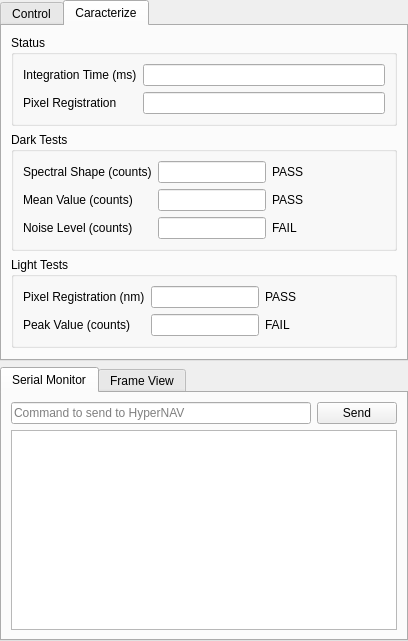
This is inlinino/resources/widget_hypernavcal.ui in OceanOptics/Inlinino as Qt 5 draws it before an edit. The edited form follows.
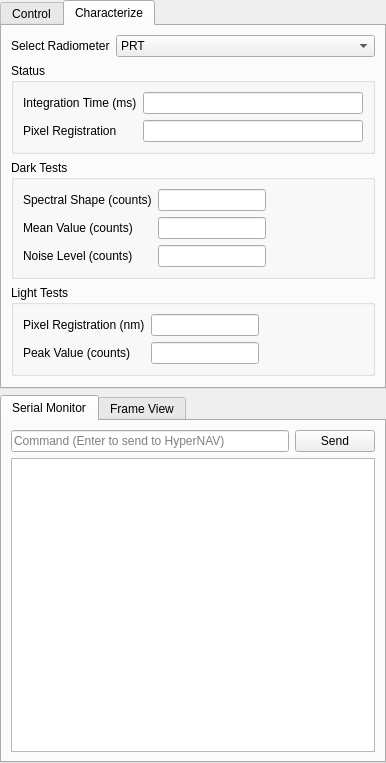
This is the edited form. The open tabs and pages were chosen to show the change.

Commit message: Added support for HyperNav characterization plugin

Patch:
```diff
--- a/inlinino/resources/widget_hypernavcal.ui
+++ b/inlinino/resources/widget_hypernavcal.ui
@@ -6,8 +6,8 @@
    <rect>
     <x>0</x>
     <y>0</y>
-    <width>408</width>
-    <height>641</height>
+    <width>386</width>
+    <height>763</height>
    </rect>
   </property>
   <property name="windowTitle">
@@ -27,7 +27,10 @@
     <number>0</number>
    </property>
    <item>
-    <widget class="QTabWidget" name="tabWidget">
+    <widget class="QTabWidget" name="tw_top">
+     <property name="enabled">
+      <bool>true</bool>
+     </property>
      <property name="sizePolicy">
       <sizepolicy hsizetype="Expanding" vsizetype="Fixed">
        <horstretch>0</horstretch>
@@ -283,38 +286,63 @@
      </widget>
      <widget class="QWidget" name="hn_caracterize_tab">
       <attribute name="title">
-       <string>Caracterize</string>
+       <string>Characterize</string>
       </attribute>
       <layout class="QVBoxLayout" name="verticalLayout_7">
        <item>
-        <widget class="QGroupBox" name="groupBox_4">
+        <layout class="QFormLayout" name="formLayout">
+         <item row="0" column="1">
+          <widget class="QComboBox" name="crt_characterized_head">
+           <item>
+            <property name="text">
+             <string>PRT</string>
+            </property>
+           </item>
+           <item>
+            <property name="text">
+             <string>SBD</string>
+            </property>
+           </item>
+          </widget>
+         </item>
+         <item row="0" column="0">
+          <widget class="QLabel" name="label_9">
+           <property name="text">
+            <string>Select Radiometer</string>
+           </property>
+          </widget>
+         </item>
+        </layout>
+       </item>
+       <item>
+        <widget class="QGroupBox" name="status">
          <property name="title">
           <string>Status</string>
          </property>
          <layout class="QFormLayout" name="formLayout_3">
-          <item row="0" column="0">
+          <item row="1" column="0">
            <widget class="QLabel" name="label_4">
             <property name="text">
              <string>Integration Time (ms)</string>
             </property>
            </widget>
           </item>
-          <item row="0" column="1">
-           <widget class="QLineEdit" name="lineEdit_3">
+          <item row="1" column="1">
+           <widget class="QLineEdit" name="crt_int_time">
             <property name="readOnly">
              <bool>true</bool>
             </property>
            </widget>
           </item>
-          <item row="1" column="0">
+          <item row="2" column="0">
            <widget class="QLabel" name="label_5">
             <property name="text">
              <string>Pixel Registration</string>
             </property>
            </widget>
           </item>
-          <item row="1" column="1">
-           <widget class="QLineEdit" name="lineEdit_4">
+          <item row="2" column="1">
+           <widget class="QLineEdit" name="crt_pix_reg">
             <property name="readOnly">
              <bool>true</bool>
             </property>
@@ -377,21 +405,24 @@
           <item row="4" column="2">
            <widget class="QLabel" name="label_11">
             <property name="text">
-             <string>FAIL</string>
+             <string/>
             </property>
            </widget>
           </item>
           <item row="3" column="2">
            <widget class="QLabel" name="label_10">
             <property name="text">
-             <string>PASS</string>
+             <string/>
             </property>
            </widget>
           </item>
           <item row="0" column="2">
-           <widget class="QLabel" name="label_9">
+           <widget class="QLabel" name="dt_spec_shape_test">
+            <property name="toolTip">
+             <string>&lt;html&gt;&lt;head/&gt;&lt;body&gt;&lt;p&gt;&lt;span style=&quot; font-weight:600;&quot;&gt;Spectral Shape Test&lt;/span&gt;&lt;/p&gt;&lt;p&gt;The mean standard deviation of the spectrum must be lower than 100 counts.&lt;/p&gt;&lt;/body&gt;&lt;/html&gt;</string>
+            </property>
             <property name="text">
-             <string>PASS</string>
+             <string/>
             </property>
            </widget>
           </item>
@@ -400,9 +431,12 @@
             <property name="orientation">
              <enum>Qt::Horizontal</enum>
             </property>
+            <property name="sizeType">
+             <enum>QSizePolicy::MinimumExpanding</enum>
+            </property>
             <property name="sizeHint" stdset="0">
              <size>
-              <width>40</width>
+              <width>0</width>
               <height>20</height>
              </size>
             </property>
@@ -427,17 +461,36 @@
             </property>
            </widget>
           </item>
-          <item row="1" column="1">
-           <widget class="QLineEdit" name="lineEdit_9">
+          <item row="0" column="3">
+           <spacer name="horizontalSpacer_6">
+            <property name="orientation">
+             <enum>Qt::Horizontal</enum>
+            </property>
+            <property name="sizeType">
+             <enum>QSizePolicy::MinimumExpanding</enum>
+            </property>
+            <property name="sizeHint" stdset="0">
+             <size>
+              <width>0</width>
+              <height>20</height>
+             </size>
+            </property>
+           </spacer>
+          </item>
+          <item row="0" column="1">
+           <widget class="QLineEdit" name="lt_px_reg_offset">
             <property name="readOnly">
              <bool>true</bool>
             </property>
            </widget>
           </item>
-          <item row="1" column="2">
-           <widget class="QLabel" name="label_15">
+          <item row="0" column="2">
+           <widget class="QLabel" name="lt_px_reg_test">
+            <property name="toolTip">
+             <string>&lt;html&gt;&lt;head/&gt;&lt;body&gt;&lt;p&gt;&lt;span style=&quot; font-weight:600;&quot;&gt;Pixel Registration Test&lt;/span&gt;&lt;/p&gt;&lt;p&gt;Not Yet Implemented. Will test the position of HgAr peaks with respect to wavelength registration from spectrophotometer manufacturer.&lt;/p&gt;&lt;/body&gt;&lt;/html&gt;</string>
+            </property>
             <property name="text">
-             <string>FAIL</string>
+             <string/>
             </property>
            </widget>
           </item>
@@ -448,33 +501,23 @@
             </property>
            </widget>
           </item>
-          <item row="0" column="2">
-           <widget class="QLabel" name="label_14">
+          <item row="1" column="2">
+           <widget class="QLabel" name="lt_peak_test">
+            <property name="toolTip">
+             <string>&lt;html&gt;&lt;head/&gt;&lt;body&gt;&lt;p&gt;&lt;span style=&quot; font-weight:600;&quot;&gt;Peak Value Test&lt;/span&gt;&lt;/p&gt;&lt;p&gt;The 98th percentile value must be greater than 30,000 counts.&lt;/p&gt;&lt;/body&gt;&lt;/html&gt;</string>
+            </property>
             <property name="text">
-             <string>PASS</string>
+             <string/>
             </property>
            </widget>
           </item>
-          <item row="0" column="1">
-           <widget class="QLineEdit" name="lineEdit_8">
+          <item row="1" column="1">
+           <widget class="QLineEdit" name="lt_peak_value">
             <property name="readOnly">
              <bool>true</bool>
             </property>
            </widget>
           </item>
-          <item row="0" column="3">
-           <spacer name="horizontalSpacer_6">
-            <property name="orientation">
-             <enum>Qt::Horizontal</enum>
-            </property>
-            <property name="sizeHint" stdset="0">
-             <size>
-              <width>40</width>
-              <height>20</height>
-             </size>
-            </property>
-           </spacer>
-          </item>
          </layout>
         </widget>
        </item>
@@ -519,7 +562,7 @@
             <string/>
            </property>
            <property name="placeholderText">
-            <string>Command to send to HyperNAV</string>
+            <string>Command (Enter to send to HyperNAV)</string>
            </property>
           </widget>
          </item>
@@ -533,7 +576,10 @@
         </layout>
        </item>
        <item>
-        <widget class="QPlainTextEdit" name="plainTextEdit">
+        <widget class="QPlainTextEdit" name="serial_monitor_console">
+         <property name="lineWrapMode">
+          <enum>QPlainTextEdit::NoWrap</enum>
+         </property>
          <property name="readOnly">
           <bool>true</bool>
          </property>
```
Left out of the diff: 172 changed lines with no effect on the pictures. The commit also changes 9 other files.
